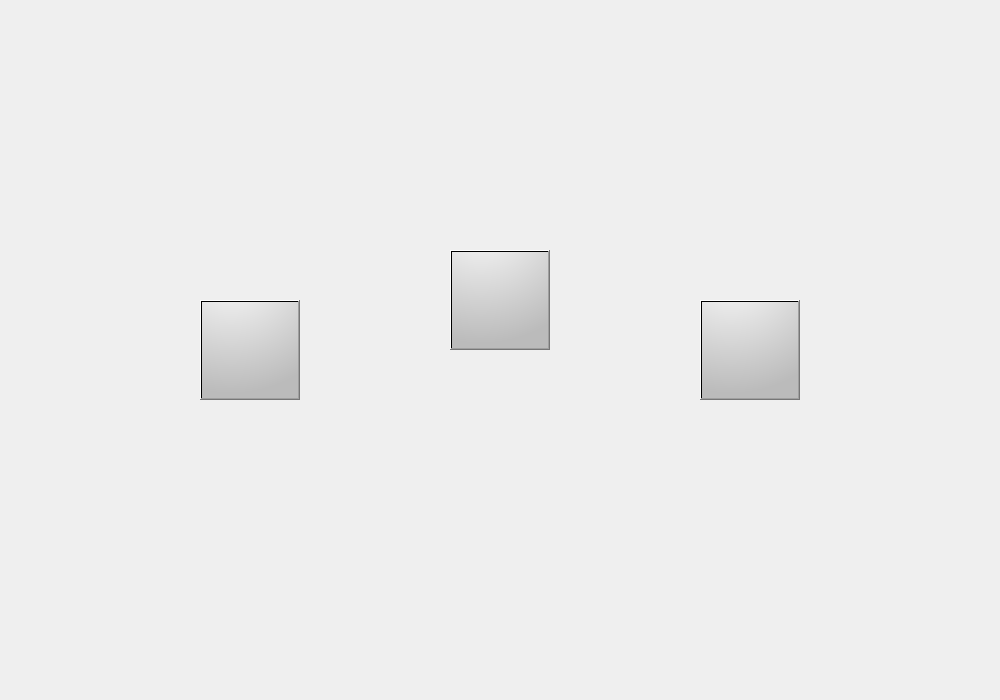
Qt form qt/main_page.ui (cp-helsinge/2020-attack) before a commit.
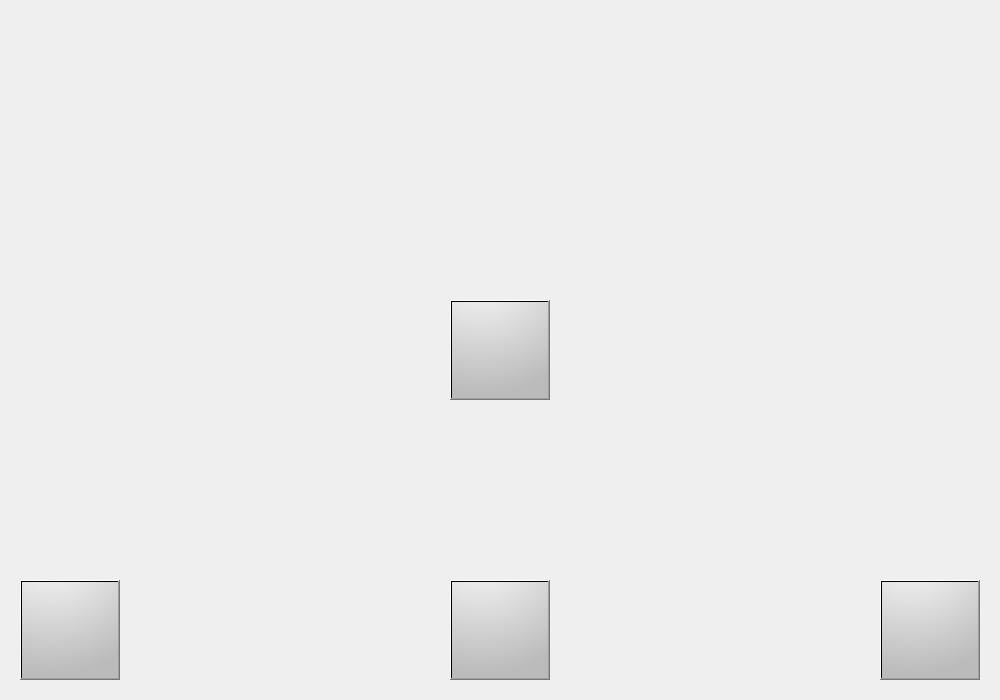
The same form after that commit. Icons and pictures are not drawn.

The edit to the form file:
```diff
--- a/qt/main_page.ui
+++ b/qt/main_page.ui
@@ -30,8 +30,8 @@
      <widget class="QPushButton" name="exit_button">
       <property name="geometry">
        <rect>
-        <x>700</x>
-        <y>300</y>
+        <x>20</x>
+        <y>580</y>
         <width>100</width>
         <height>100</height>
        </rect>
@@ -59,8 +59,8 @@
      <widget class="QPushButton" name="credits_button">
       <property name="geometry">
        <rect>
-        <x>200</x>
-        <y>300</y>
+        <x>450</x>
+        <y>580</y>
         <width>100</width>
         <height>100</height>
        </rect>
@@ -89,7 +89,7 @@
       <property name="geometry">
        <rect>
         <x>450</x>
-        <y>250</y>
+        <y>300</y>
         <width>100</width>
         <height>100</height>
        </rect>
@@ -114,6 +114,35 @@
        <string/>
       </property>
      </widget>
+     <widget class="QPushButton" name="boring_button">
+      <property name="geometry">
+       <rect>
+        <x>880</x>
+        <y>580</y>
+        <width>100</width>
+        <height>100</height>
+       </rect>
+      </property>
+      <property name="font">
+       <font>
+        <family>DejaVu Sans</family>
+        <pointsize>26</pointsize>
+       </font>
+      </property>
+      <property name="toolTip">
+       <string extracomment="Play">&lt;html&gt;&lt;head/&gt;&lt;body&gt;&lt;p&gt;The boring stuff&lt;/p&gt;&lt;/body&gt;&lt;/html&gt;</string>
+      </property>
+      <property name="styleSheet">
+       <string notr="true">background: qradialgradient(cx: 0.3, cy: -0.4,fx: 0.3, fy: -0.4,radius: 1.35,stop: 0 #fff, stop: 1 #bbb);
+background-image: url('qt/boring.png');</string>
+      </property>
+      <property name="inputMethodHints">
+       <set>Qt::ImhHiddenText</set>
+      </property>
+      <property name="text">
+       <string/>
+      </property>
+     </widget>
     </widget>
     <widget class="QWidget" name="page_2"/>
    </widget>
```
Left out of the diff: 5 changed lines with no effect on the pictures.
